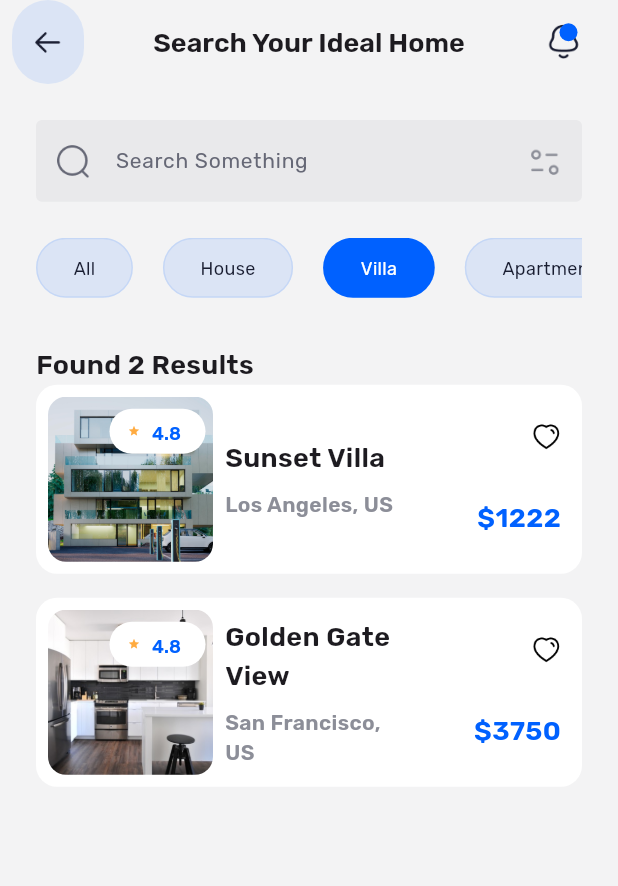
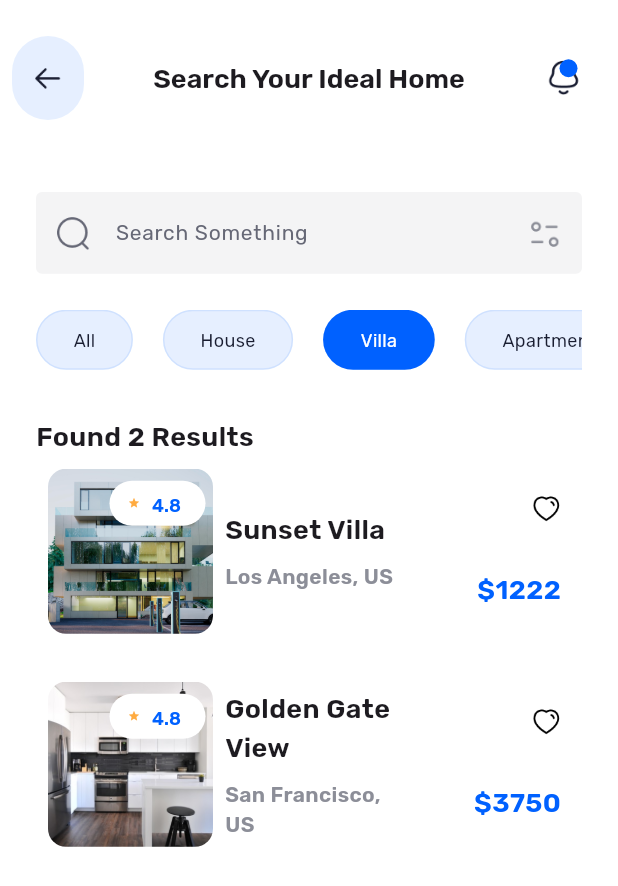
Before and after one commit to Miki0035/flutter_real_state_app, a Flutter app: the MExploreScreen screen opened directly, after a tap on "House", after a tap on "Villa", on a phone screen of 412 x 824 dp. Shown: the top 886 px of the screen. Run offline on Flutter 3.47's test engine with Material 3 defaults, Android fonts, the light colour scheme and no system bars; our stand-ins replace carousel_slider, connectivity_plus, fade_shimmer, firebase_auth, firebase_core, google_sign_in; missing offline and left inert: latlng; accounts and stored records are empty.

Commit message:
added mouse scroll on web, added padding the screen

```diff
--- a/lib/app.dart
+++ b/lib/app.dart
@@ -1,6 +1,7 @@
 import 'package:flutter/foundation.dart';
 import 'package:flutter/material.dart';
 import 'package:flutter_restate_app/common/widgets/layouts/mobile_view_wrapper.dart';
+import 'package:flutter_restate_app/utilis/classes/custom_scroll_behavior.dart';
 import 'package:provider/provider.dart';
 import 'package:flutter_restate_app/data/repository/authentication/authentication_repository.dart';
 import 'package:flutter_restate_app/features/login/screens/login.dart';
@@ -17,6 +18,7 @@ class MyApp extends StatelessWidget {
     if (isMobile) {
       return Consumer<AuthenticationRepository>(
           builder: (_, auth, __) => MaterialApp(
+              scrollBehavior: MyCustomScrollBehaviour(),
               debugShowCheckedModeBanner: false,
               theme: MAppTheme.lightTheme,
               home: auth.user != null
@@ -26,6 +28,7 @@ class MyApp extends StatelessWidget {
       return Consumer<AuthenticationRepository>(
           builder: (_, auth, __) => MobileViewWrapper(
                 child: MaterialApp(
+                    scrollBehavior: MyCustomScrollBehaviour(),
                     debugShowCheckedModeBanner: false,
                     theme: MAppTheme.lightTheme,
                     home: auth.user != null
--- a/lib/common/widgets/layouts/mobile_view_wrapper.dart
+++ b/lib/common/widgets/layouts/mobile_view_wrapper.dart
@@ -19,10 +19,11 @@ class MobileViewWrapper extends StatelessWidget {
         return Container(
           color: Colors.grey[300], // background for outside the "device"
           alignment: Alignment.topCenter,
-          padding: const EdgeInsets.symmetric(vertical: 20),
+          padding: const EdgeInsets.symmetric(vertical: 50),
           child: Container(
             width: isWeb ? maxWidth : constraints.maxWidth,
-            height: constraints.maxHeight * 0.85,
+
+            height: constraints.maxHeight * 0.95,
             decoration: BoxDecoration(
               color: Colors.white,
               borderRadius: BorderRadius.circular(30), // rounded corners
--- a/lib/data/repository/authentication/authentication_repository.dart
+++ b/lib/data/repository/authentication/authentication_repository.dart
@@ -65,11 +65,11 @@ class AuthenticationRepository extends ChangeNotifier {
           accessToken: googleAuth.accessToken, idToken: googleAuth.idToken);
 
       // store google credentials to firebase auth
-      final result = await _auth.signInWithCredential(credentials);
+      await _auth.signInWithCredential(credentials);
       return true;
-    } on FirebaseAuthException catch (e) {
+    } on FirebaseAuthException catch (_) {
       return false;
-    } on PlatformException catch (e) {
+    } on PlatformException catch (_) {
       return false;
     } catch (e) {
       return false;
--- a/lib/features/explore/screens/explore.dart
+++ b/lib/features/explore/screens/explore.dart
@@ -31,10 +31,11 @@ class MExploreScreen extends StatelessWidget {
         FocusScope.of(context).unfocus();
       },
       child: Scaffold(
-        backgroundColor: MColor.veryLightBlack.withValues(alpha: 0.1),
         body: CustomScrollView(
           slivers: [
-            MSliverAppBar(
+            SliverPadding(
+              padding: const EdgeInsets.symmetric(vertical: MSize.defaultSpace),
+              sliver: MSliverAppBar(
                 leading: MBackButton(onPressed: () {
                   Provider.of<NavigationProvider>(context, listen: false)
                       .navigateTo(0);
@@ -56,6 +57,7 @@ class MExploreScreen extends StatelessWidget {
                     ),
                   )
                 ],
+              ),
             ),
             SliverPadding(
               padding: const EdgeInsets.all(MSize.defaultSpace),
--- /dev/null
+++ b/lib/utilis/classes/custom_scroll_behavior.dart
@@ -0,0 +1,15 @@
+
+import 'dart:ui';
+
+import 'package:flutter/material.dart';
+
+class MyCustomScrollBehaviour extends MaterialScrollBehavior {
+
+  @override
+  // TODO: implement dragDevices
+  Set<PointerDeviceKind> get dragDevices => {
+    PointerDeviceKind.mouse,
+    PointerDeviceKind.touch,
+    PointerDeviceKind.trackpad
+  };
+}
```
Also changed, not shown: lib/features/home/screens/home.dart (+10 -2 lines), 5 other files. Lines whose indentation alone changed are shown as unchanged.
